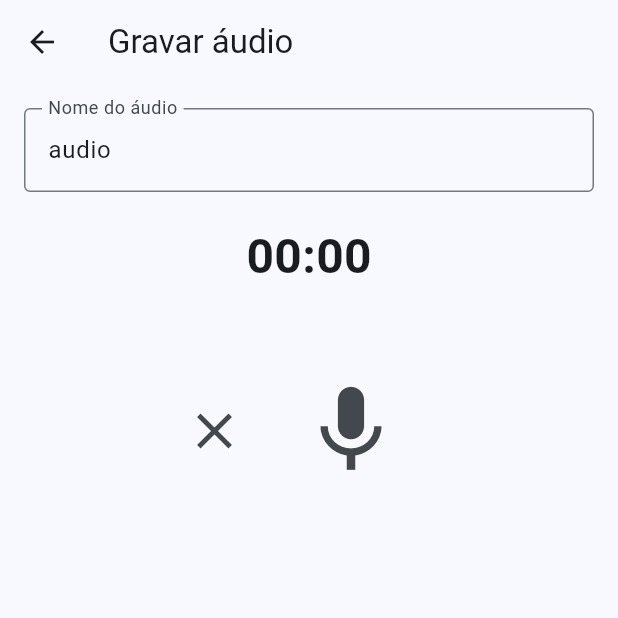
After one commit to v1drak0dz/UniqNote, a Flutter app: the RecordAudioPage screen opened directly, on a phone screen of 412 x 824 dp, the top half of it. The commit adds this screen. Run offline on Flutter 3.47's test engine with Material 3 defaults, Android fonts, the phone set to English and light mode, and no system bars; our stand-ins replace easy_localization, file_picker, flutter_speed_dial, image_picker, just_audio, open_filex and 4 more; missing offline and left inert: audio_waveforms, record, sqflite_migration_service; accounts and stored records are empty.

Commit message:
feat: real audio record

```diff
--- /dev/null
+++ b/lib/pages/audio_record_page.dart
@@ -0,0 +1,253 @@
+import 'dart:async';
+import 'dart:io';
+
+import 'package:flutter/material.dart';
+import 'package:record/record.dart';
+import 'package:just_audio/just_audio.dart';
+import 'package:path_provider/path_provider.dart';
+import 'package:audio_waveforms/audio_waveforms.dart';
+import 'package:permission_handler/permission_handler.dart';
+
+class RecordAudioPage extends StatefulWidget {
+  const RecordAudioPage({super.key});
+
+  @override
+  State<RecordAudioPage> createState() => _RecordAudioPageState();
+}
+
+class _RecordAudioPageState extends State<RecordAudioPage> {
+  final recorder = AudioRecorder();
+  final player = AudioPlayer();
+
+  late final RecorderController waveController;
+
+  bool isRecording = false;
+  bool hasRecording = false;
+  bool isPlaying = false;
+
+  String? filePath;
+
+  int seconds = 0;
+  Timer? timer;
+
+  final TextEditingController nameController = TextEditingController(
+    text: "audio",
+  );
+
+  @override
+  void initState() {
+    super.initState();
+
+    waveController = RecorderController();
+  }
+
+  Future<bool> requestMicPermission() async {
+    final status = await Permission.microphone.request();
+
+    if (status.isGranted) {
+      return true;
+    }
+
+    if (status.isPermanentlyDenied) {
+      openAppSettings();
+    }
+
+    return false;
+  }
+
+  Future<String> _generatePath() async {
+    final dir = await getApplicationDocumentsDirectory();
+    return "${dir.path}/audio_${DateTime.now().millisecondsSinceEpoch}.m4a";
+  }
+
+  void startTimer() {
+    timer = Timer.periodic(const Duration(seconds: 1), (_) {
+      setState(() => seconds++);
+    });
+  }
+
+  void stopTimer() {
+    timer?.cancel();
+    timer = null;
+  }
+
+  String formatTime() {
+    final m = (seconds ~/ 60).toString().padLeft(2, '0');
+    final s = (seconds % 60).toString().padLeft(2, '0');
+    return "$m:$s";
+  }
+
+  Future<void> startRecording() async {
+    if (await recorder.hasPermission()) {
+      filePath = await _generatePath();
+
+      await recorder.start(
+        const RecordConfig(
+          encoder: AudioEncoder.aacLc,
+          bitRate: 128000,
+          sampleRate: 444100,
+        ),
+        path: filePath!,
+      );
+
+      waveController.record();
+
+      setState(() {
+        isRecording = true;
+        seconds = 0;
+      });
+
+      startTimer();
+    }
+  }
+
+  Future<void> stopRecording() async {
+    await recorder.stop();
+    await waveController.stop();
+
+    stopTimer();
+
+    setState(() {
+      isRecording = false;
+      hasRecording = true;
+    });
+  }
+
+  Future<void> cancelRecording() async {
+    await recorder.stop();
+    await waveController.stop();
+
+    stopTimer();
+
+    if (filePath != null) {
+      final file = File(filePath!);
+      if (await file.exists()) {
+        await file.delete();
+      }
+    }
+
+    Navigator.pop(context);
+  }
+
+  Future<void> playAudio() async {
+    if (filePath == null) return;
+
+    await player.setFilePath(filePath!);
+    await player.play();
+
+    setState(() => isPlaying = true);
+
+    player.playerStateStream.listen((state) {
+      if (state.processingState == ProcessingState.completed) {
+        setState(() => isPlaying = false);
+      }
+    });
+  }
+
+  Future<void> stopAudio() async {
+    await player.stop();
+    setState(() => isPlaying = false);
+  }
+
+  void saveRecording() {
+    Navigator.pop(context, {
+      "path": filePath,
+      "name": nameController.text.isEmpty
+          ? "audio"
+          : nameController.text.trim(),
+    });
+  }
+
+  @override
+  void dispose() {
+    recorder.dispose();
+    player.dispose();
+    waveController.dispose();
+    timer?.cancel();
+    super.dispose();
+  }
+
+  @override
+  Widget build(BuildContext context) {
+    return Scaffold(
+      appBar: AppBar(
+        title: const Text("Gravar áudio"),
+        actions: [
+          if (hasRecording)
+            IconButton(icon: const Icon(Icons.save), onPressed: saveRecording),
+        ],
+      ),
+      body: Padding(
+        padding: const EdgeInsets.all(16),
+        child: Column(
+          children: [
+            /// Nome do arquivo
+            TextField(
+              controller: nameController,
+              decoration: const InputDecoration(
+                labelText: "Nome do áudio",
+                border: OutlineInputBorder(),
+              ),
+            ),
+
+            const SizedBox(height: 20),
+
+            /// Tempo
+            Text(
+              formatTime(),
+              style: const TextStyle(fontSize: 32, fontWeight: FontWeight.bold),
+            ),
+
+            const SizedBox(height: 20),
+
+            /// Waveform
+            if (isRecording || hasRecording)
+              AudioWaveforms(
+                enableGesture: false,
+                size: const Size(double.infinity, 100),
+                recorderController: waveController,
+                waveStyle: const WaveStyle(showMiddleLine: false),
+              ),
+
+            const SizedBox(height: 30),
+
+            /// Botões
+            Row(
+              mainAxisAlignment: MainAxisAlignment.center,
+              children: [
+                /// CANCELAR
+                IconButton(
+                  iconSize: 40,
+                  icon: const Icon(Icons.close),
+                  onPressed: cancelRecording,
+                ),
+
+                const SizedBox(width: 20),
+
+                /// GRAVAR / PARAR
+                IconButton(
+                  iconSize: 70,
+                  icon: Icon(
+                    isRecording ? Icons.stop_circle : Icons.mic,
+                    color: isRecording ? Colors.red : null,
+                  ),
+                  onPressed: isRecording ? stopRecording : startRecording,
+                ),
+
+                const SizedBox(width: 20),
+
+                /// PLAY
+                if (hasRecording)
+                  IconButton(
+                    iconSize: 40,
+                    icon: Icon(isPlaying ? Icons.stop : Icons.play_arrow),
+                    onPressed: isPlaying ? stopAudio : playAudio,
+                  ),
+              ],
+            ),
+          ],
+        ),
+      ),
+    );
+  }
+}
--- a/pubspec.yaml
+++ b/pubspec.yaml
@@ -1,7 +1,7 @@
 name: uniqnote
 description: "A simple note-taking app that born to be minimalist with cool features."
 publish_to: "none"
-version: 1.5.0
+version: 1.6.0
 
 environment:
   sdk: ^3.10.1
@@ -31,6 +31,8 @@ dependencies:
   easy_localization: ^3.0.8
   shared_preferences: ^2.5.4
   package_info_plus: ^9.0.0
+  audio_waveforms: ^2.0.2
+  permission_handler: ^12.0.1
 
 dev_dependencies:
   flutter_test:
```
Also changed, not shown: lib/pages/edit_note_page.dart (+9 -4 lines), lib/pages/new_note_page.dart (+9 -4 lines), pubspec.lock, 4 other files.
